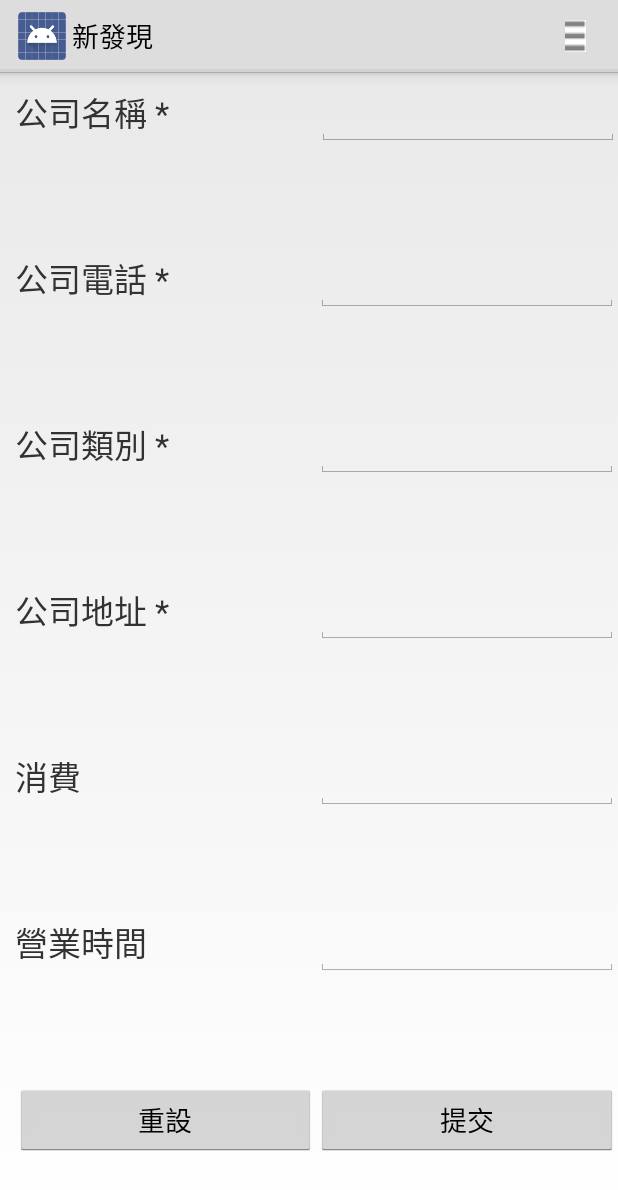
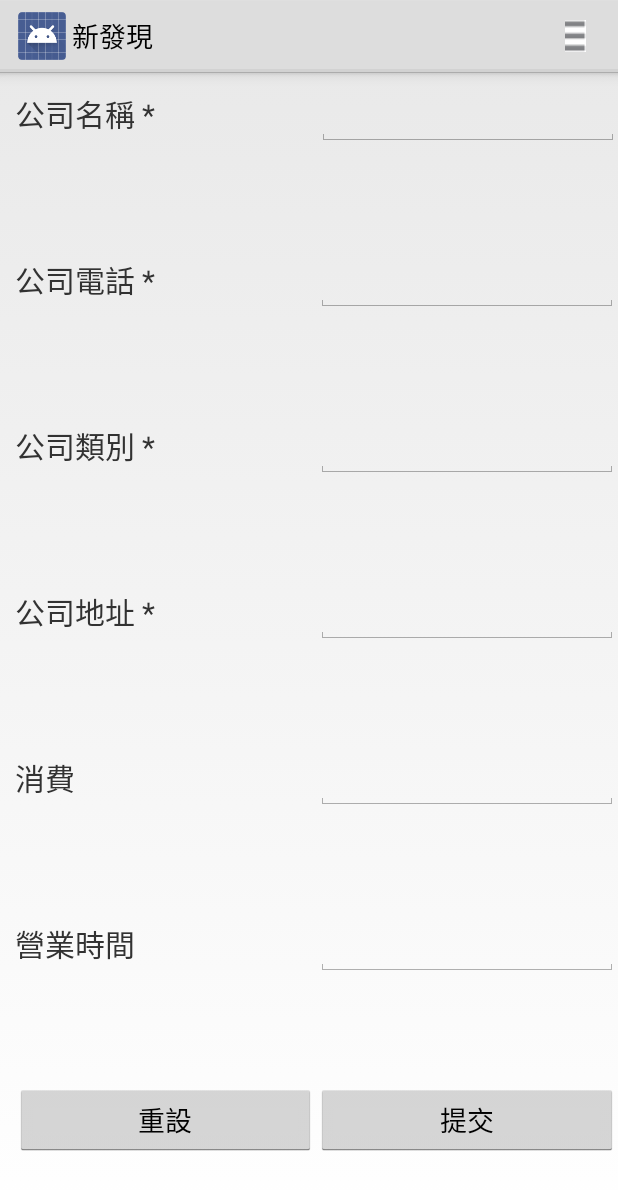
Before and after one commit to tak1hk2002/juz4fun_test, an Android app: the fragment NewFoundCompany placed in its activity, on a phone screen of 412 x 824 dp. Shown: the top 1190 px of the screen. Run offline under Robolectric (Android 15) with nearby library versions, the phone set to English and light mode, and no system bars; 2 statements that could not run were skipped.

Commit message:
tom_28/10/2015_01:46

```diff
--- a/app/src/main/java/com/company/damonday/CompanyInfo/FragmentTabs_try.java
+++ b/app/src/main/java/com/company/damonday/CompanyInfo/FragmentTabs_try.java
@@ -137,6 +137,7 @@ public class FragmentTabs_try extends Fragment implements
 
     public View onCreateView(LayoutInflater inflater, ViewGroup container,
                              Bundle savedInstanceState) {
+
 
         //initial view
         rootView = inflater.inflate(R.layout.companyinfo_fragment_tab,container, false);
@@ -403,6 +404,9 @@ public class FragmentTabs_try extends Fragment implements
         tvFair.setText(fair);
         tvCompanyTitle.setText(companyName);
 
+        if(!companyName.equals(null));   //tomc 28/10/2015
+        getActivity().getActionBar().setTitle(companyName);
+
 
         String coverPageUrl;
         if(!coverPage.isEmpty()) {
--- a/app/src/main/java/com/company/damonday/Home/Home.java
+++ b/app/src/main/java/com/company/damonday/Home/Home.java
@@ -77,7 +77,7 @@ public class Home extends Fragment {
                 /*Intent i = new Intent(Ranking.this, FragmentTabs.class);
                 i.putExtra("Ent_id", companyInfoItems.get(position).getEnt_id());
                 startActivity(i);*/
-                getActivity().getActionBar().setDisplayHomeAsUpEnabled(false);
+                getActivity().getActionBar().setDisplayHomeAsUpEnabled(true);
                 //pass object to next fragment
                 Bundle bundle = new Bundle();
                 bundle.putString("ent_id", Integer.toString(companyInfoItems.get(position).getEnt_id()));
--- a/app/src/main/res/layout/newfound.xml
+++ b/app/src/main/res/layout/newfound.xml
@@ -21,7 +21,7 @@
             android:layout_width="0dp"
             android:layout_height="wrap_content"
             android:layout_weight="1"
-            android:textSize="22dp"
+            android:textSize="20dp"
             />
 
         <EditText
@@ -48,7 +48,7 @@
             android:layout_width="0dp"
             android:layout_height="wrap_content"
             android:layout_weight="1"
-            android:textSize="22dp"
+            android:textSize="20dp"
             />
 
         <EditText
@@ -74,7 +74,7 @@
             android:layout_width="0dp"
             android:layout_height="wrap_content"
             android:layout_weight="1"
-            android:textSize="22dp"
+            android:textSize="20dp"
             />
 
         <EditText
@@ -97,7 +97,7 @@
             android:layout_width="0dp"
             android:layout_height="wrap_content"
             android:layout_weight="1"
-            android:textSize="22dp"
+            android:textSize="20dp"
             />
 
         <EditText
@@ -121,7 +121,7 @@
             android:layout_width="0dp"
             android:layout_height="wrap_content"
             android:layout_weight="1"
-            android:textSize="22dp"
+            android:textSize="20dp"
             />
 
         <EditText
@@ -145,7 +145,7 @@
             android:layout_width="0dp"
             android:layout_height="wrap_content"
             android:layout_weight="1"
-            android:textSize="22dp"
+            android:textSize="20dp"
              />
 
         <EditText
--- a/app/src/main/res/layout/setting_feedback.xml
+++ b/app/src/main/res/layout/setting_feedback.xml
@@ -15,7 +15,7 @@
 
         <TextView
             android:text="主題"
-            android:textSize="23dp"
+            android:textSize="20dp"
             android:layout_width="0dp"
             android:layout_height="match_parent"
             android:layout_weight="0.35"/>
@@ -40,7 +40,7 @@
 
         <TextView
             android:text="你的電郵"
-            android:textSize="23dp"
+            android:textSize="20dp"
             android:layout_width="0dp"
             android:layout_height="match_parent"
             android:layout_weight="0.35"/>
@@ -65,7 +65,7 @@
 
         <TextView
             android:text="內容"
-            android:textSize="23dp"
+            android:textSize="20dp"
             android:layout_width="0dp"
             android:layout_height="match_parent"
             android:layout_weight="0.35"/>
```
